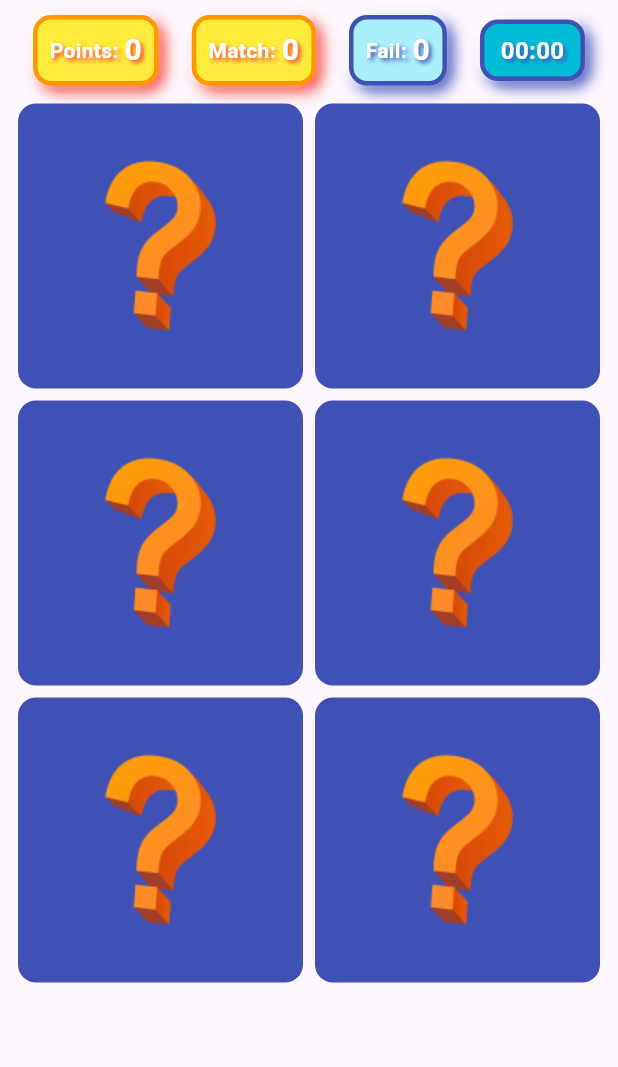
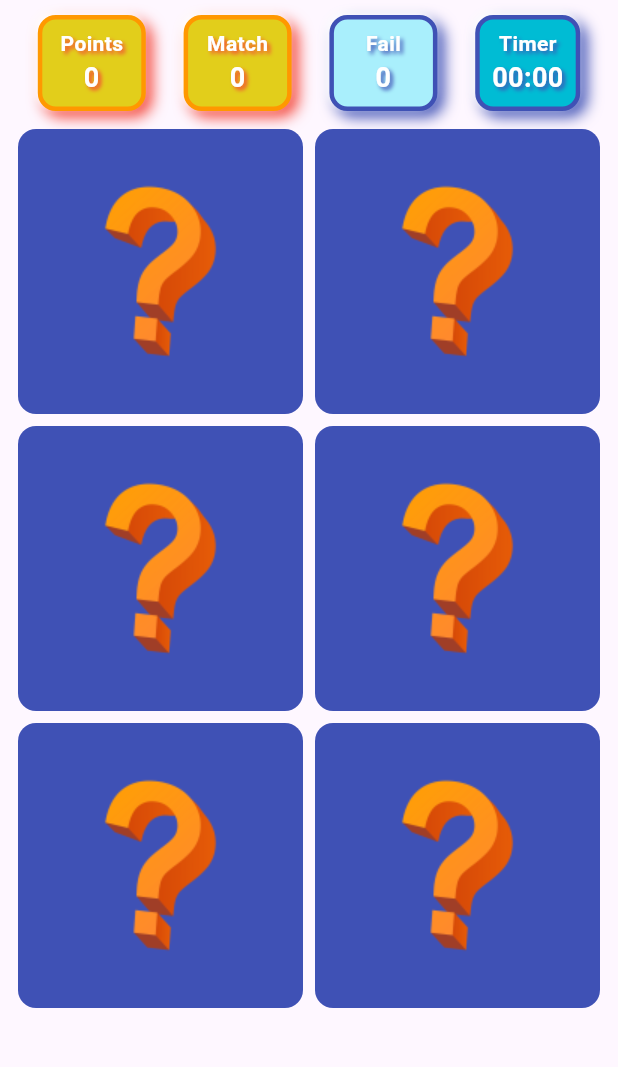
Before and after one commit to TangierDreams/flippy_pairs, a Flutter app: the PagJuego screen opened by its route, on a phone screen of 412 x 824 dp, the part 108-1175 px from its top. Run offline on Flutter 3.47's test engine with Material 3 defaults, Android fonts, the phone set to English and light mode, and no system bars; our stand-ins replace audioplayers, google_fonts, shared_preferences, supabase_flutter; accounts and stored records are empty; network calls fail; Roboto replaces fonts that are missing (Chewy).

Commit message:
13/10/2025

```diff
--- a/lib/PAGINAS/CONFIGURACION/pag_configuracion.dart
+++ b/lib/PAGINAS/CONFIGURACION/pag_configuracion.dart
@@ -111,13 +111,13 @@ class _PagConfiguracionState extends State<PagConfiguracion> {
   }
 
   void _cargarDatos() {
-    _nombreUsuario.text = SrvDiskette.leerValor(DisketteKey.alias, defaultValue: "");
+    _nombreUsuario.text = SrvDiskette.leerValor(DisketteKey.deviceName, defaultValue: "");
     _sonidoActivado = SrvDiskette.leerValor(DisketteKey.sonidoActivado, defaultValue: true);
     _musicaActivada = SrvDiskette.leerValor(DisketteKey.musicaActivada, defaultValue: true);
   }
 
   void _guardarDatos(BuildContext pContexto) async {
-    SrvDiskette.guardarValor(DisketteKey.alias, _nombreUsuario.text);
+    SrvDiskette.guardarValor(DisketteKey.deviceName, _nombreUsuario.text);
     SrvDiskette.guardarValor(DisketteKey.sonidoActivado, _sonidoActivado);
     SrvDiskette.guardarValor(DisketteKey.musicaActivada, _musicaActivada);
     ScaffoldMessenger.of(context).showSnackBar(SnackBar(content: Text('Datos correctamente guardados')));
--- a/lib/PAGINAS/JUEGO/WIDGETS/wid_carta.dart
+++ b/lib/PAGINAS/JUEGO/WIDGETS/wid_carta.dart
@@ -31,42 +31,39 @@ class WidCarta extends StatelessWidget {
         ),
         duration: const Duration(milliseconds: 500),
         builder: (context, value, child) {
-          // Rotate Y axis from 0 → π
           double angle = value * pi;
           bool mostrarCarta = value > 0.5;
 
-          // Determine the base color based on face-up status
           final Color colorBase = mostrarCarta ? Colores.onPrimero : Colores.primero;
 
-          // Apply the flash color if flashing is true, otherwise use the base color.
-          final Color colorFinal = pDestello ? Colores.tercero : colorBase;
+          // --- NUEVO BLOQUE: animación de brillo y escala pulsante ---
+          return AnimatedScale(
+            scale: pDestello ? 1.15 : 1.0,
+            duration: const Duration(milliseconds: 400),
+            curve: Curves.easeOut,
+            child: AnimatedContainer(
+              duration: const Duration(milliseconds: 400),
+              curve: Curves.easeInOut,
+              decoration: BoxDecoration(
+                color: pDestello ? colorBase.withValues(alpha: 0.95) : colorBase,
+                boxShadow: pDestello
+                    ? [BoxShadow(color: Colores.cuarto.withValues(alpha: 0.80), blurRadius: 20, spreadRadius: 4)]
+                    : [],
+                borderRadius: BorderRadius.circular(12),
+              ),
+              child: Transform(
+                alignment: Alignment.center,
+                transform: Matrix4.identity()
+                  ..setEntry(3, 2, 0.001)
+                  ..rotateY(angle),
+                child: Center(
+                  child: LayoutBuilder(
+                    builder: (context, dimensiones) {
+                      final double dynamicPadding = dimensiones.maxHeight * 0.16;
 
                       return Transform(
                         alignment: Alignment.center,
-            transform: Matrix4.identity()
-              ..setEntry(3, 2, 0.001) // perspective
-              ..rotateY(angle),
-            child: Container(
-              decoration: BoxDecoration(
-                color: colorFinal,
-                borderRadius: BorderRadius.circular(12),
-
-                // Añadimos un borde al destello:
-                border: pDestello ? Border.all(color: Colores.cuarto, width: 4) : null,
-              ),
-              child: Center(
-                child: LayoutBuilder(
-                  // Utilizamos LayoutBuilder para conocer el tamaño del contenedor:
-                  builder: (BuildContext context, BoxConstraints dimensiones) {
-                    // Definimos el padding como un porcentaje del tamaño del contenedor.
-
-                    final double dynamicPadding = dimensiones.maxHeight * 0.16;
-
-                    return Transform(
-                      // Aplicamos una rotación para compensar el giro 3D si es la cara frontal
-                      alignment: Alignment.center,
-                      transform: Matrix4.identity()
-                        ..rotateY(mostrarCarta ? pi : 0), // Aplica PI (180 grados) solo si mostramos la carta
+                        transform: Matrix4.identity()..rotateY(mostrarCarta ? pi : 0),
                         child: Padding(
                           padding: EdgeInsets.all(dynamicPadding),
                           child: FittedBox(
@@ -81,6 +78,7 @@ class WidCarta extends StatelessWidget {
                   ),
                 ),
               ),
+            ),
           );
         },
       ),
--- a/lib/PAGINAS/JUEGO/WIDGETS/wid_contador.dart
+++ b/lib/PAGINAS/JUEGO/WIDGETS/wid_contador.dart
@@ -14,7 +14,7 @@ class WidContador extends StatelessWidget {
     return Container(
       padding: const EdgeInsets.symmetric(horizontal: 8, vertical: 6),
       decoration: BoxDecoration(
-        color: pModo == 1 ? Colores.tercero : const Color.fromARGB(255, 169, 239, 252),
+        color: pModo == 1 ? const Color.fromARGB(255, 226, 206, 27) : const Color.fromARGB(255, 169, 239, 252),
         borderRadius: BorderRadius.circular(12),
         border: Border.all(color: pModo == 1 ? Colores.segundo : Colores.primero, width: 3),
         boxShadow: [
@@ -22,8 +22,9 @@ class WidContador extends StatelessWidget {
           BoxShadow(color: Colores.blanco, blurRadius: 4, offset: Offset(-2, -2)),
         ],
       ),
-      child: Row(
-        mainAxisSize: MainAxisSize.min,
+      child: SizedBox(
+        width: 50,
+        child: Column(
           children: [
             Text(
               pTexto,
@@ -32,23 +33,32 @@ class WidContador extends StatelessWidget {
                 fontWeight: FontWeight.bold,
                 color: Colores.blanco,
                 shadows: [
-                Shadow(color: pModo == 1 ? Colores.cuarto : Colores.primero, blurRadius: 3, offset: const Offset(2, 2)),
+                  Shadow(
+                    color: pModo == 1 ? Colores.cuarto : Colores.primero,
+                    blurRadius: 3,
+                    offset: const Offset(2, 2),
+                  ),
                 ],
               ),
             ),
             Text(
               "$pContador${pModo == 1 ? '\u200B' : '\u200C'}",
               style: GoogleFonts.comicNeue(
-              fontSize: 20,
+                fontSize: 18,
                 fontWeight: FontWeight.bold,
                 color: Colores.blanco,
                 shadows: [
-                Shadow(color: pModo == 1 ? Colores.cuarto : Colores.primero, blurRadius: 3, offset: const Offset(2, 2)),
+                  Shadow(
+                    color: pModo == 1 ? Colores.cuarto : Colores.primero,
+                    blurRadius: 3,
+                    offset: const Offset(2, 2),
+                  ),
                 ],
               ),
             ),
           ],
         ),
+      ),
     );
   }
 }
--- a/lib/PAGINAS/JUEGO/pag_juego.dart
+++ b/lib/PAGINAS/JUEGO/pag_juego.dart
@@ -39,17 +39,6 @@ class _PagJuegoState extends State<PagJuego> {
     setState(() {
       _juegoInicializado = true;
     });
-
-    // Iniciar el timer
-
-    // WidgetsBinding.instance.addPostFrameCallback(
-    //   (_, dynamic timerKey) {
-    //         if (mounted) {
-    //           timerKey.currentState?.start();
-    //         }
-    //       }
-    //       as FrameCallback,
-    // );
   }
 
   @override
@@ -74,9 +63,9 @@ class _PagJuegoState extends State<PagJuego> {
           Row(
             mainAxisAlignment: MainAxisAlignment.spaceEvenly,
             children: [
-              WidContador(pTexto: "Points: ", pContador: puntosTotales, pModo: 1),
-              WidContador(pTexto: "Match: ", pContador: parejasAcertadas, pModo: 1),
-              WidContador(pTexto: "Fail: ", pContador: parejasFalladas, pModo: 2),
+              WidContador(pTexto: "Points", pContador: puntosPartida, pModo: 1),
+              WidContador(pTexto: "Match", pContador: parejasAcertadas, pModo: 1),
+              WidContador(pTexto: "Fail", pContador: parejasFalladas, pModo: 2),
               WidCronometro(key: cronometroKey),
               //WidTemporizador(key: timerKey, pModo: 1),
             ],
--- a/lib/PROCEDIMIENTOS/SERVICIOS/srv_diskette.dart
+++ b/lib/PROCEDIMIENTOS/SERVICIOS/srv_diskette.dart
@@ -6,7 +6,7 @@ import 'package:shared_preferences/shared_preferences.dart';
 // Posibles claves para el diskette
 //------------------------------------------------------------------------------
 
-enum DisketteKey { alias, ciudad, deviceId, deviceName, idPais, musicaActivada, nombrePais, puntuacion, sonidoActivado }
+enum DisketteKey { ciudad, deviceId, deviceName, idPais, musicaActivada, nombrePais, puntuacion, sonidoActivado }
 
 class SrvDiskette {
   //============================================================================
--- a/lib/PROCEDIMIENTOS/SERVICIOS/srv_globales.dart
+++ b/lib/PROCEDIMIENTOS/SERVICIOS/srv_globales.dart
@@ -16,12 +16,12 @@ class InfoJuego {
   static int nivelSeleccionado = 0;
   static String listaSeleccionada = "iconos";
   static const niveles = [
-    {"titulo": "3x2", "filas": 3, "columnas": 2, "puntosMas": 10, "puntosMenos": 7},
-    {"titulo": "4x3", "filas": 4, "columnas": 3, "puntosMas": 10, "puntosMenos": 6},
-    {"titulo": "5x4", "filas": 5, "columnas": 4, "puntosMas": 10, "puntosMenos": 5},
-    {"titulo": "6x5", "filas": 6, "columnas": 5, "puntosMas": 10, "puntosMenos": 4},
-    {"titulo": "8x7", "filas": 8, "columnas": 7, "puntosMas": 10, "puntosMenos": 3},
-    {"titulo": "9x8", "filas": 9, "columnas": 8, "puntosMas": 10, "puntosMenos": 2},
+    {"titulo": "3x2", "filas": 3, "columnas": 2, "puntosMas": 10, "puntosMenos": 11},
+    {"titulo": "4x3", "filas": 4, "columnas": 3, "puntosMas": 10, "puntosMenos": 9},
+    {"titulo": "5x4", "filas": 5, "columnas": 4, "puntosMas": 10, "puntosMenos": 7},
+    {"titulo": "6x5", "filas": 6, "columnas": 5, "puntosMas": 10, "puntosMenos": 8},
+    {"titulo": "8x7", "filas": 8, "columnas": 7, "puntosMas": 10, "puntosMenos": 8},
+    {"titulo": "9x8", "filas": 9, "columnas": 8, "puntosMas": 10, "puntosMenos": 7},
   ];
 }
 
--- a/lib/PROCEDIMIENTOS/SERVICIOS/srv_sonidos.dart
+++ b/lib/PROCEDIMIENTOS/SERVICIOS/srv_sonidos.dart
@@ -43,6 +43,14 @@ class SrvSonidos {
 
   static Future<void> goback() => _reproducirSonido('goback.wav');
 
+  // Reproduce el sonido de éxito:
+
+  static Future<void> sucess() => _reproducirSonido('success.wav');
+
+  // Reproduce el sonido de error:
+
+  static Future<void> error() => _reproducirSonido('error.wav');
+
   // Reproduce un archivo de sonido desde assets/sonidos/
 
   static Future<void> _reproducirSonido(String nombreArchivo) async {
--- a/lib/PROCEDIMIENTOS/SERVICIOS/srv_supabase.dart
+++ b/lib/PROCEDIMIENTOS/SERVICIOS/srv_supabase.dart
@@ -11,8 +11,7 @@ class SrvSupabase {
     required String pPais,
     required String pCiudad,
     required int pPuntos,
-    required String pTiempo,
-    required String pActualizado,
+    required int pTiempo,
   }) async {
     // Mapeo directo de los parámetros que espera la función SQL
 
@@ -24,7 +23,6 @@ class SrvSupabase {
       '_ciudad': pCiudad,
       '_puntos': pPuntos,
       '_tiempo': pTiempo,
-      '_actualizado': pActualizado,
     };
 
     try {
--- a/lib/PROCEDIMIENTOS/WIDGETS/wid_cronometro.dart
+++ b/lib/PROCEDIMIENTOS/WIDGETS/wid_cronometro.dart
@@ -98,6 +98,10 @@ class WidCronometroState extends State<WidCronometro> {
     return _formatearTiempoEnMMSS(_cronometro.elapsed);
   }
 
+  int obtenerSegundos() {
+    return _cronometro.elapsed.inSeconds;
+  }
+
   // ------------------------------------------------------------------------
   // 4. CICLO DE VIDA Y UI
   // ------------------------------------------------------------------------
@@ -124,14 +128,27 @@ class WidCronometroState extends State<WidCronometro> {
           BoxShadow(color: Colores.blanco, blurRadius: 4, offset: Offset(-2, -2)),
         ],
       ),
-      child: Text(
-        _tiempoEnMMSS,
-        style: GoogleFonts.comicNeue(
-          fontSize: 16,
-          fontWeight: FontWeight.bold,
-          color: Colores.blanco,
-          shadows: [Shadow(color: Colores.primero, blurRadius: 3, offset: const Offset(2, 2))],
-        ),
+      child: Column(
+        children: [
+          Text(
+            "Timer",
+            style: GoogleFonts.comicNeue(
+              fontSize: 14,
+              fontWeight: FontWeight.bold,
+              color: Colores.blanco,
+              shadows: [Shadow(color: Colores.primero, blurRadius: 3, offset: const Offset(2, 2))],
+            ),
+          ),
+          Text(
+            _tiempoEnMMSS,
+            style: GoogleFonts.comicNeue(
+              fontSize: 18,
+              fontWeight: FontWeight.bold,
+              color: Colores.blanco,
+              shadows: [Shadow(color: Colores.primero, blurRadius: 3, offset: const Offset(2, 2))],
+            ),
+          ),
+        ],
       ),
     );
   }
```
Also changed, not shown: lib/PAGINAS/JUEGO/WIDGETS/wid_juego_acabado.dart (+43 -20 lines), lib/PAGINAS/JUEGO/WIDGETS/wid_temporizador.dart (deleted, +0 -92 lines), lib/PAGINAS/JUEGO/srv_juego.dart (+13 -17 lines), lib/main.dart (+40 -6 lines), 3 other files. Lines whose indentation alone changed are shown as unchanged.
